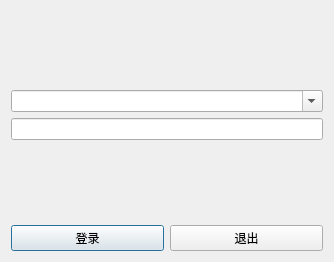
Old version of the form src/Client/loginui.ui in the repository hcc01/ELIMS.
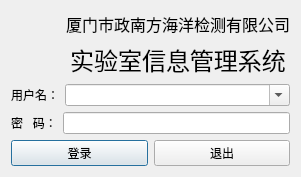
New version of the form. Icons and pictures are not drawn.

Diff of the .ui file:
```diff
--- a/src/Client/loginui.ui
+++ b/src/Client/loginui.ui
@@ -6,26 +6,68 @@
    <rect>
     <x>0</x>
     <y>0</y>
-    <width>334</width>
-    <height>262</height>
+    <width>301</width>
+    <height>165</height>
    </rect>
   </property>
   <property name="windowTitle">
    <string>Dialog</string>
   </property>
-  <layout class="QVBoxLayout" name="verticalLayout">
+  <layout class="QGridLayout" name="gridLayout_2">
+   <item row="0" column="0">
+    <layout class="QGridLayout" name="gridLayout">
+     <property name="topMargin">
+      <number>1</number>
+     </property>
+     <item row="1" column="1">
+      <widget class="QLabel" name="label_2">
+       <property name="font">
+        <font>
+         <family>华文楷体</family>
+         <pointsize>12</pointsize>
+        </font>
+       </property>
+       <property name="text">
+        <string>厦门市政南方海洋检测有限公司</string>
+       </property>
+      </widget>
+     </item>
+     <item row="2" column="1">
+      <widget class="QLabel" name="label">
+       <property name="font">
+        <font>
+         <family>华文隶书</family>
+         <pointsize>18</pointsize>
+        </font>
+       </property>
+       <property name="text">
+        <string>实验室信息管理系统</string>
+       </property>
+       <property name="alignment">
+        <set>Qt::AlignCenter</set>
+       </property>
+      </widget>
+     </item>
+     <item row="1" column="0" rowspan="2">
+      <widget class="QLabel" name="label_5">
+       <property name="styleSheet">
+        <string notr="true">border-image: url(:/iamge/pic/logo.png);</string>
+       </property>
+       <property name="text">
+        <string/>
+       </property>
+      </widget>
+     </item>
+    </layout>
+   </item>
+   <item row="1" column="0">
+    <layout class="QHBoxLayout" name="horizontalLayout_2" stretch="0,1">
    <item>
-    <spacer name="verticalSpacer">
-     <property name="orientation">
-      <enum>Qt::Vertical</enum>
-     </property>
-     <property name="sizeHint" stdset="0">
-      <size>
-       <width>20</width>
-       <height>40</height>
-      </size>
-     </property>
-    </spacer>
+      <widget class="QLabel" name="label_3">
+       <property name="text">
+        <string>用户名：</string>
+       </property>
+      </widget>
    </item>
    <item>
     <widget class="QComboBox" name="comboBox_ID">
@@ -34,6 +76,17 @@
      </property>
     </widget>
    </item>
+    </layout>
+   </item>
+   <item row="2" column="0">
+    <layout class="QHBoxLayout" name="horizontalLayout_3">
+     <item>
+      <widget class="QLabel" name="label_4">
+       <property name="text">
+        <string>密   码：</string>
+       </property>
+      </widget>
+     </item>
    <item>
     <widget class="QLineEdit" name="lineEdit_Password">
      <property name="echoMode">
@@ -41,20 +94,9 @@
      </property>
     </widget>
    </item>
-   <item>
-    <spacer name="verticalSpacer_2">
-     <property name="orientation">
-      <enum>Qt::Vertical</enum>
-     </property>
-     <property name="sizeHint" stdset="0">
-      <size>
-       <width>20</width>
-       <height>40</height>
-      </size>
-     </property>
-    </spacer>
+    </layout>
    </item>
-   <item>
+   <item row="3" column="0">
     <layout class="QHBoxLayout" name="horizontalLayout">
      <item>
       <widget class="QPushButton" name="btLogin">
```
Lines whose indentation alone changed are shown as unchanged.
